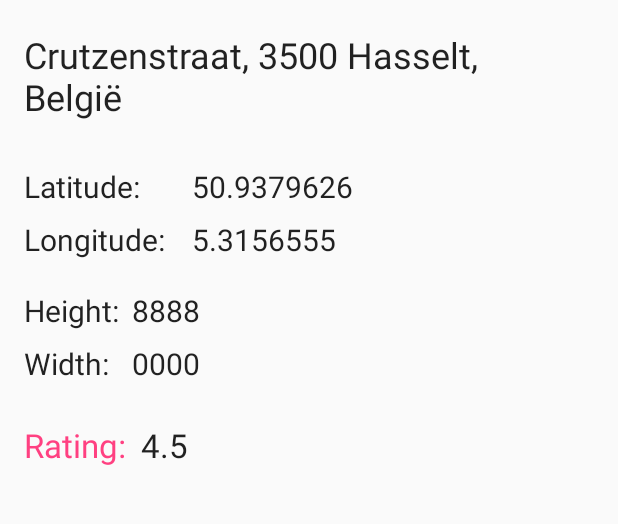
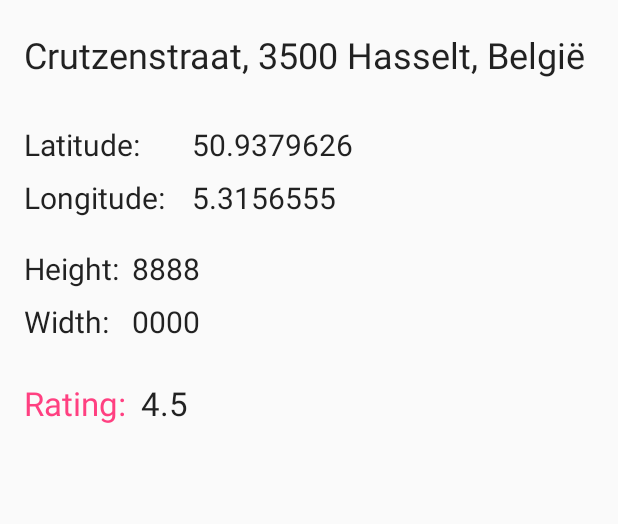
Before and after one commit to Wout-Br/FindURFuel, an Android app: the layout activity_detail.xml on its own in the app's theme, with its tools: preview values and no code run, on a phone screen of 412 x 824 dp, the part 234-758 px from its top. Run offline under Robolectric (Android 15) with nearby library versions, the phone set to English and light mode, and no system bars.

Commit message:
Empty values fixed + colors and detail scrollview

```diff
--- a/app/src/main/res/layout/activity_detail.xml
+++ b/app/src/main/res/layout/activity_detail.xml
@@ -1,4 +1,12 @@
 <?xml version="1.0" encoding="utf-8"?>
+<ScrollView xmlns:android="http://schemas.android.com/apk/res/android"
+    xmlns:app="http://schemas.android.com/apk/res-auto"
+    xmlns:tools="http://schemas.android.com/tools"
+    android:layout_width="match_parent"
+    android:layout_height="match_parent"
+    android:orientation="vertical"
+    android:padding="0dp">
+
     <android.support.constraint.ConstraintLayout xmlns:android="http://schemas.android.com/apk/res/android"
         xmlns:app="http://schemas.android.com/apk/res-auto"
         xmlns:tools="http://schemas.android.com/tools"
@@ -24,6 +32,7 @@
             android:layout_height="wrap_content"
             android:layout_marginStart="20dp"
             android:layout_marginTop="16dp"
+            android:paddingRight="150dp"
             android:text="Shell"
             app:layout_constraintStart_toEndOf="@+id/imageView"
             app:layout_constraintTop_toTopOf="parent" />
@@ -31,7 +40,7 @@
         <TextView
             android:id="@+id/address"
             style="@style/TextAppearance.AppCompat.Large"
-        android:layout_width="350dp"
+            android:layout_width="match_parent"
             android:layout_height="wrap_content"
             android:layout_marginStart="8dp"
             android:layout_marginTop="20dp"
@@ -173,3 +182,4 @@
             app:layout_constraintTop_toTopOf="@+id/Rating" />
 
     </android.support.constraint.ConstraintLayout>
+</ScrollView>
```
Lines whose indentation alone changed are shown as unchanged.
